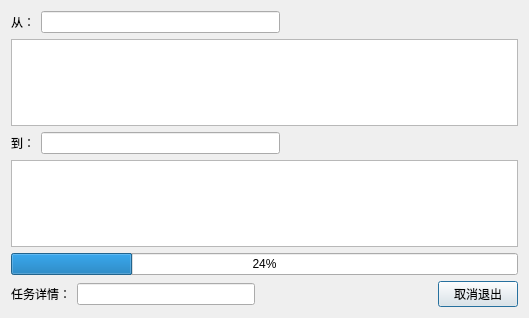
Old version of the form Gui/Form/Transform.ui in the repository taynpg/frelay.
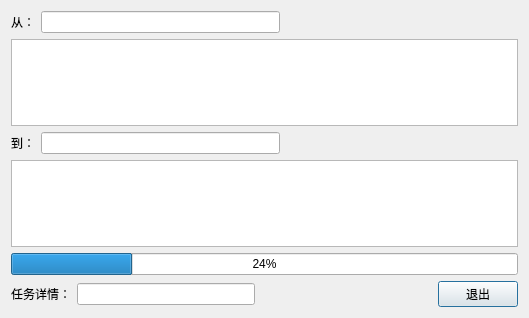
New version of the form.

Commit message: fix：接收端未检测到发送端断连的情况处理。处理传输退出功能。

What changed in the file:
```diff
--- a/Gui/Form/Transform.ui
+++ b/Gui/Form/Transform.ui
@@ -113,7 +113,7 @@
      <item>
       <widget class="QPushButton" name="btnCancel">
        <property name="text">
-        <string>取消退出</string>
+        <string>退出</string>
        </property>
       </widget>
      </item>
```
The commit also changes 9 other files.
